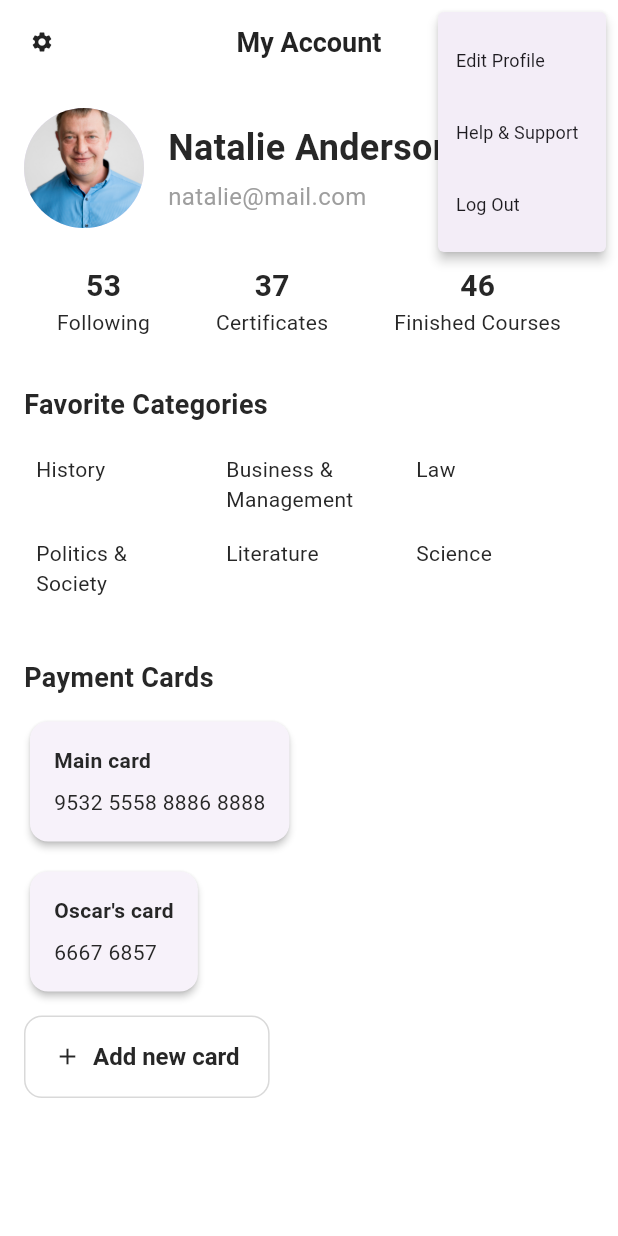
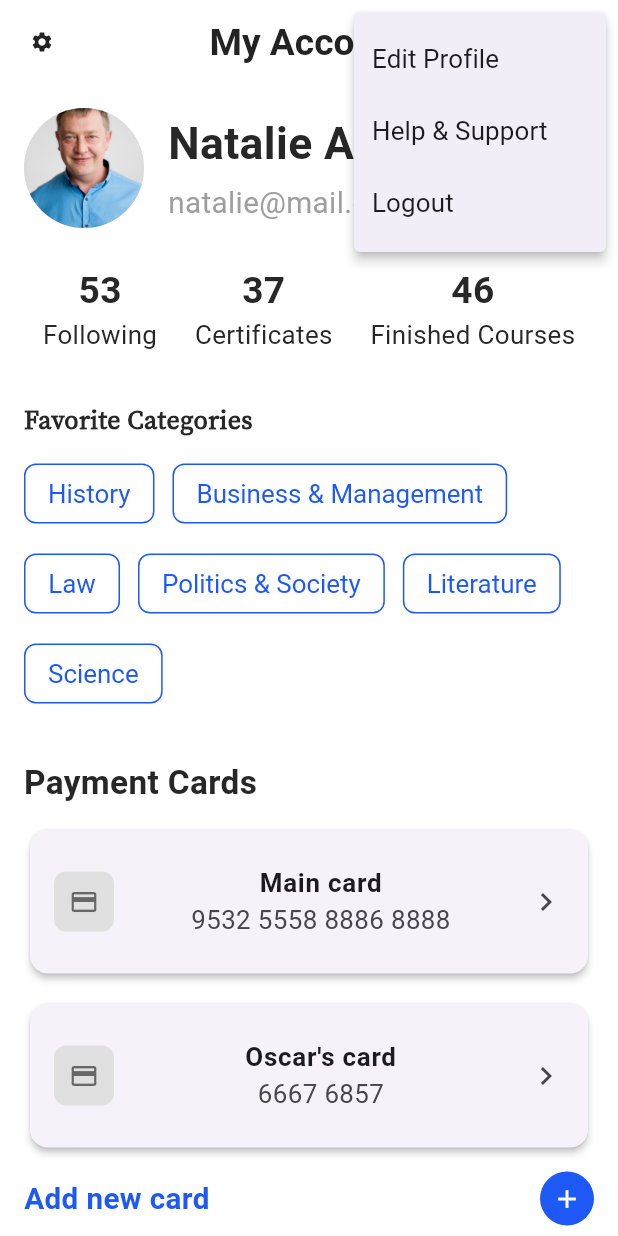
Before and after one commit to han023/pucon2025, a Flutter app: the Account screen opened directly, after a tap on the "more vert" icon, on a phone screen of 412 x 824 dp. Run offline on Flutter 3.47's test engine with Material 3 defaults, Android fonts, the phone set to English and light mode, and no system bars; our stand-ins replace cached_network_image, carousel_slider, cloud_firestore, firebase_auth, firebase_core, firebase_messaging and 14 more; missing offline and left inert: cloudinary_public, firebase_app_check; accounts and stored records are empty; project files that could hold a hidden picture were left out.

```diff
--- a/lib/ui/widgets/home/account/account.dart
+++ b/lib/ui/widgets/home/account/account.dart
@@ -1,4 +1,6 @@
 import 'package:flutter/material.dart';
+import 'package:pucon2025/ui/common/constants/app_strings.dart';
+import 'package:pucon2025/ui/common/customwidget/text_helper.dart';
 import 'package:stacked/stacked.dart';
 import 'account_model.dart';
 
@@ -16,11 +18,15 @@ class Account extends StackedView<AccountModel> {
         leading: IconButton(
           icon: const Icon(Icons.settings),
           onPressed: () {
-            // Handle settings icon press
-            // viewModel.navigateToSetings();
+            // viewModel.navigateToSettings();
           },
         ),
-        title: const Text('My Account'),
+        title: text_helper(
+          data: 'My Account',
+          fontWeight: FontWeight.bold,
+          font: roboto,
+          size: 20,
+        ),
         centerTitle: true,
         actions: [
           PopupMenuButton<String>(
@@ -28,176 +34,107 @@ class Account extends StackedView<AccountModel> {
             onSelected: (value) {
               // viewModel.handleMenuSelection(value);
             },
-            itemBuilder: (BuildContext context) {
-              return [
-                const PopupMenuItem<String>(
+            itemBuilder: (context) => [
+              PopupMenuItem(
                   value: 'edit_profile',
-                  child: Text('Edit Profile'),
-                ),
-                const PopupMenuItem<String>(
-                  value: 'help',
-                  child: Text('Help & Support'),
-                ),
-                const PopupMenuItem<String>(
-                  value: 'logout',
-                  child: Text('Log Out'),
-                ),
-              ];
-            },
+                  child: text_helper(data: 'Edit Profile')),
+              PopupMenuItem(
+                  value: 'help', child: text_helper(data: 'Help & Support')),
+              PopupMenuItem(
+                  value: 'logout', child: text_helper(data: 'Logout')),
+            ],
           ),
         ],
       ),
       body: SingleChildScrollView(
-        padding: const EdgeInsets.all(16.0),
+        padding: const EdgeInsets.all(16),
         child: Column(
           crossAxisAlignment: CrossAxisAlignment.start,
           children: [
-            // Profile Header
-            const Row(
+            Row(
               children: [
-                CircleAvatar(
+                const CircleAvatar(
                   radius: 40,
                   backgroundImage: AssetImage('assets/avatar1.jpg'),
                 ),
-                SizedBox(width: 16),
+                const SizedBox(width: 16),
                 Column(
                   crossAxisAlignment: CrossAxisAlignment.start,
                   children: [
-                    Text(
-                      'Natalie Anderson',
-                      style: TextStyle(
-                        fontSize: 24,
+                    text_helper(
+                      data: 'Natalie Anderson',
                       fontWeight: FontWeight.bold,
+                      size: 24,
                     ),
-                    ),
-                    SizedBox(height: 4),
-                    Text(
-                      'natalie@mail.com',
-                      style: TextStyle(
-                        fontSize: 16,
+                    const SizedBox(height: 4),
+                    text_helper(
+                      data: 'natalie@mail.com',
+                      size: 16,
                       color: Colors.grey,
-                      ),
                     ),
                   ],
                 ),
               ],
             ),
             const SizedBox(height: 24),
-
-            // Stats Row
             const Row(
               mainAxisAlignment: MainAxisAlignment.spaceAround,
               children: [
-                Column(
-                  children: [
-                    Text(
-                      '53',
-                      style: TextStyle(
-                        fontSize: 20,
-                        fontWeight: FontWeight.bold,
-                      ),
-                    ),
-                    Text('Following'),
-                  ],
-                ),
-                Column(
-                  children: [
-                    Text(
-                      '37',
-                      style: TextStyle(
-                        fontSize: 20,
-                        fontWeight: FontWeight.bold,
-                      ),
-                    ),
-                    Text('Certificates'),
-                  ],
-                ),
-                Column(
-                  children: [
-                    Text(
-                      '46',
-                      style: TextStyle(
-                        fontSize: 20,
-                        fontWeight: FontWeight.bold,
-                      ),
-                    ),
-                    Text('Finished Courses'),
-                  ],
-                ),
+                _StatItem(count: '53', label: 'Following'),
+                _StatItem(count: '37', label: 'Certificates'),
+                _StatItem(count: '46', label: 'Finished Courses'),
               ],
             ),
             const SizedBox(height: 32),
-
-            // Favorite Categories
-            const Text(
-              'Favorite Categories',
-              style: TextStyle(
-                fontSize: 18,
+            text_helper(
+              data: 'Favorite Categories',
               fontWeight: FontWeight.bold,
-              ),
+              font: sourceserif,
             ),
             const SizedBox(height: 12),
-            Table(
-              children: const [
-                TableRow(
+            Wrap(
+              spacing: 12,
+              runSpacing: 12,
               children: [
-                    Padding(
-                      padding: EdgeInsets.all(8.0),
-                      child: Text('History'),
-                    ),
-                    Padding(
-                      padding: EdgeInsets.all(8.0),
-                      child: Text('Business & Management'),
-                    ),
-                    Padding(
-                      padding: EdgeInsets.all(8.0),
-                      child: Text('Law'),
-                    ),
-                  ],
-                ),
-                TableRow(
-                  children: [
-                    Padding(
-                      padding: EdgeInsets.all(8.0),
-                      child: Text('Politics & Society'),
-                    ),
-                    Padding(
-                      padding: EdgeInsets.all(8.0),
-                      child: Text('Literature'),
-                    ),
-                    Padding(
-                      padding: EdgeInsets.all(8.0),
-                      child: Text('Science'),
-                    ),
-                  ],
-                ),
+                _buildCategoryButton('History'),
+                _buildCategoryButton('Business & Management'),
+                _buildCategoryButton('Law'),
+                _buildCategoryButton('Politics & Society'),
+                _buildCategoryButton('Literature'),
+                _buildCategoryButton('Science'),
               ],
             ),
             const SizedBox(height: 32),
-
-            // Payment Cards
-            const Text(
-              'Payment Cards',
-              style: TextStyle(
-                fontSize: 18,
+            text_helper(
+              data: 'Payment Cards',
               fontWeight: FontWeight.bold,
-              ),
+              size: 18,
             ),
             const SizedBox(height: 12),
             _buildPaymentCard(
-              title: 'Main card',
-              cardNumber: '9532 5558 8886 8888',
+                title: 'Main card', cardNumber: '9532 5558 8886 8888'),
+            const SizedBox(height: 12),
+            _buildPaymentCard(title: 'Oscar\'s card', cardNumber: '6667 6857'),
+            const SizedBox(height: 12),
+            Row(
+              mainAxisAlignment: MainAxisAlignment.spaceBetween,
+              children: [
+                text_helper(
+                  data: 'Add new card',
+                  fontWeight: FontWeight.bold,
+                  size: 16,
+                  color: const Color(0xFF1E59F5),
                 ),
-            const SizedBox(height: 12),
-            _buildPaymentCard(
-              title: 'Oscar\'s card',
-              cardNumber: '6667 6857',
+                Container(
+                  width: 36,
+                  height: 36,
+                  decoration: const BoxDecoration(
+                    color: Color(0xFF1E59F5),
+                    shape: BoxShape.circle,
                   ),
-            const SizedBox(height: 12),
-            OutlinedButton.icon(
-              icon: const Icon(Icons.add),
-              label: const Text('Add new card'),
-              onPressed: () {},
+                  child: const Icon(Icons.add, color: Colors.white, size: 20),
+                ),
+              ],
             ),
           ],
         ),
@@ -205,25 +142,39 @@ class Account extends StackedView<AccountModel> {
     );
   }
 
-  Widget _buildPaymentCard(
+  static Widget _buildCategoryButton(String category) {
+    return OutlinedButton(
+      onPressed: () {},
+      style: OutlinedButton.styleFrom(
+        foregroundColor: const Color(0xFF1E59F5),
+        side: const BorderSide(color: Color(0xFF1E59F5)),
+        padding: const EdgeInsets.symmetric(horizontal: 16, vertical: 8),
+        shape: RoundedRectangleBorder(borderRadius: BorderRadius.circular(8)),
+      ),
+      child: text_helper(data: category),
+    );
+  }
+
+  static Widget _buildPaymentCard(
       {required String title, required String cardNumber}) {
     return Card(
       elevation: 2,
-      child: Padding(
-        padding: const EdgeInsets.all(16.0),
-        child: Column(
-          crossAxisAlignment: CrossAxisAlignment.start,
-          children: [
-            Text(
-              title,
-              style: const TextStyle(
-                fontWeight: FontWeight.bold,
+      shape: RoundedRectangleBorder(borderRadius: BorderRadius.circular(12)),
+      child: ListTile(
+        contentPadding:
+        const EdgeInsets.symmetric(vertical: 12, horizontal: 16),
+        leading: Container(
+          width: 40,
+          height: 40,
+          decoration: BoxDecoration(
+            color: Colors.grey[300],
+            borderRadius: BorderRadius.circular(8),
           ),
+          child: const Icon(Icons.credit_card, size: 20, color: Colors.black54),
         ),
-            const SizedBox(height: 8),
-            Text(cardNumber),
-          ],
-        ),
+        title: text_helper(data: title, fontWeight: FontWeight.bold),
+        subtitle: text_helper(data: cardNumber),
+        trailing: const Icon(Icons.chevron_right),
       ),
     );
   }
@@ -231,3 +182,20 @@ class Account extends StackedView<AccountModel> {
   @override
   AccountModel viewModelBuilder(BuildContext context) => AccountModel();
 }
+
+class _StatItem extends StatelessWidget {
+  final String count;
+  final String label;
+
+  const _StatItem({required this.count, required this.label});
+
+  @override
+  Widget build(BuildContext context) {
+    return Column(
+      children: [
+        text_helper(data: count, fontWeight: FontWeight.bold, size: 20),
+        text_helper(data: label),
+      ],
+    );
+  }
+}
--- a/lib/ui/widgets/home/bookmark/bookmark.dart
+++ b/lib/ui/widgets/home/bookmark/bookmark.dart
@@ -1,4 +1,8 @@
 import 'package:flutter/material.dart';
+import 'package:pucon2025/ui/common/constants/app_colors.dart';
+import 'package:pucon2025/ui/common/constants/app_strings.dart';
+import 'package:pucon2025/ui/common/constants/ui_helpers.dart';
+import 'package:pucon2025/ui/common/customwidget/text_helper.dart';
 import 'package:stacked/stacked.dart';
 
 import 'bookmark_model.dart';
@@ -12,7 +16,33 @@ class Bookmark extends StackedView<BookmarkModel> {
     BookmarkModel viewModel,
     Widget? child,
   ) {
-    return const SizedBox.shrink();
+    return Padding(
+      padding: const EdgeInsets.all(padding16),
+      child: Column(
+        crossAxisAlignment: CrossAxisAlignment.start,
+        mainAxisAlignment: MainAxisAlignment.start,
+        children: [
+          text_helper(
+            data: "Bookmarks",
+            font: sourceserif,
+            fontWeight: FontWeight.bold,
+            size: fontSize20,
+          ),
+          verticalSpaceSmall,
+          Row(
+            children: [
+
+            ],
+          ),
+          Container(
+            width: screenWidth(context),
+            height: 2,
+            color: softGrey,
+          ),
+
+        ],
+      ),
+    );
   }
 
   @override
```
Lines whose indentation alone changed are shown as unchanged.
